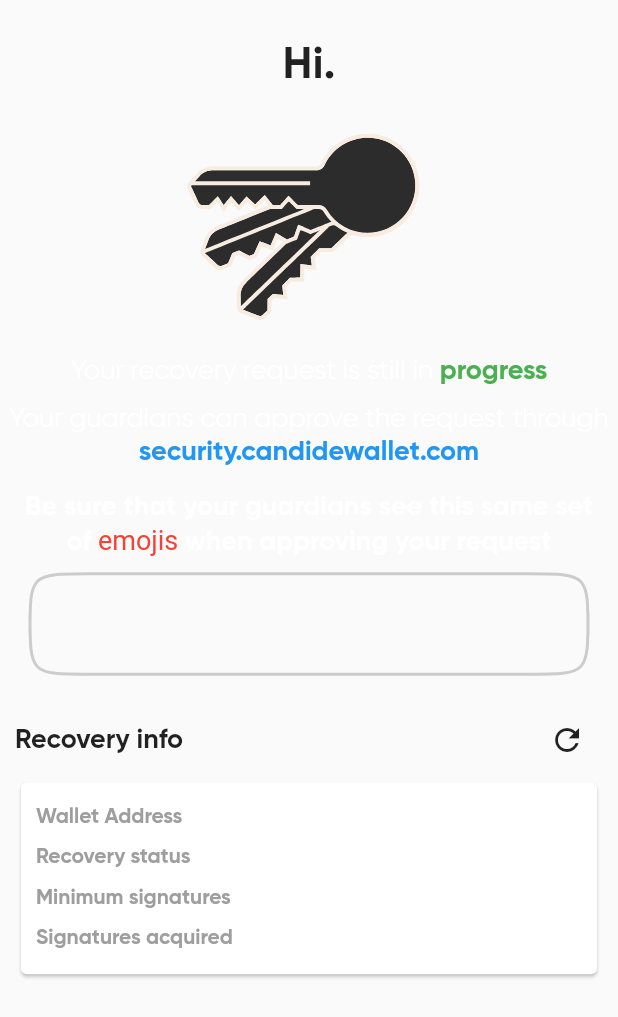
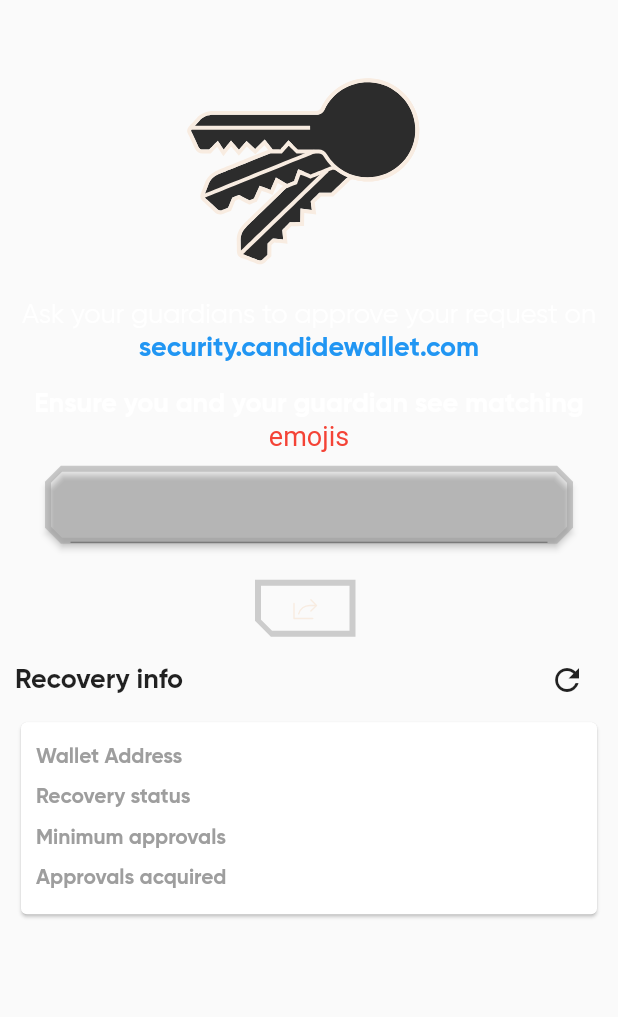
Before and after one commit to candidelabs/candide-mobile-app, a Flutter app: the RecoveryRequestPage screen opened directly with empty values, on a phone screen of 412 x 824 dp. Shown: the top 1017 px of the screen. Run offline on Flutter 3.47's test engine with Material 2 defaults, Android fonts, the light colour scheme and no system bars; our stand-ins replace bot_toast, dio, flutter_dotenv, flutter_svg, font_awesome_flutter, get and 13 more; missing offline and left inert: biometric_storage, blockies, ens_dart, eth_sig_util, event_bus, fancy_password_field and 7 more; accounts and stored records are empty; network calls fail; statements that could not run were skipped; project files that could hold a hidden picture were left out.

Commit message:
improve pending screen with UI enhacements

```diff
--- a/lib/screens/onboard/recovery/recovery_request_page.dart
+++ b/lib/screens/onboard/recovery/recovery_request_page.dart
@@ -1,18 +1,19 @@
 import 'dart:convert';
-
 import 'package:candide_mobile_app/config/theme.dart';
 import 'package:candide_mobile_app/controller/address_persistent_data.dart';
 import 'package:candide_mobile_app/services/security.dart';
 import 'package:candide_mobile_app/controller/settings_persistent_data.dart';
 import 'package:candide_mobile_app/models/recovery_request.dart';
-import 'package:candide_mobile_app/screens/components/continous_input_border.dart';
 import 'package:candide_mobile_app/screens/components/summary_table.dart';
 import 'package:candide_mobile_app/screens/home/home_screen.dart';
 import 'package:flutter/gestures.dart';
+import 'package:flutter/services.dart';
 import 'package:flutter/material.dart';
 import 'package:get/get.dart';
 import 'package:hive/hive.dart';
 import 'package:lottie/lottie.dart';
+import 'package:phosphor_flutter/phosphor_flutter.dart';
+import 'package:share_plus/share_plus.dart';
 import 'package:url_launcher/url_launcher.dart';
 import 'package:wallet_dart/contracts/wallet.dart';
 import 'package:wallet_dart/wallet/wallet_instance.dart';
@@ -28,6 +29,7 @@
 
 class _RecoveryRequestPageState extends State<RecoveryRequestPage> {
   late RecoveryRequest request;
+  bool _emojisCopied = false;
   bool refreshing = false;
   int? minimumSignatures;
 
@@ -35,6 +37,14 @@
     AddressData.loadExplorerJson(null);
     SettingsData.loadFromJson(null);
     Get.off(const HomeScreen());
+  }
+
+  copyEmojis() async {
+    Clipboard.setData(ClipboardData(text: request.emoji));
+    setState(() => _emojisCopied = true);
+    await Future.delayed(const Duration(seconds: 3));
+    if (!mounted) return;
+    setState(() => _emojisCopied = false);
   }
 
   Future<void> fetchMinimumSignatures() async {
@@ -83,7 +93,6 @@
           child: Column(
             children: [
               const SizedBox(height: 25,),
-              Text("Hi.", style: TextStyle(fontFamily: AppThemes.fonts.gilroyBold, fontSize: 30),),
               const SizedBox(height: 10,),
               Lottie.asset(
                 "assets/animations/keys3.json",
@@ -93,28 +102,22 @@
               RichText(
                 textAlign: TextAlign.center,
                 text: TextSpan(
-                  text: "Your recovery request is still in ",
-                  style: TextStyle(fontFamily: AppThemes.fonts.gilroy, fontSize: 18),
-                  children: [
-                    TextSpan(
-                      text: "progress",
-                      style: TextStyle(fontFamily: AppThemes.fonts.gilroyBold, color: Colors.green),
-                    )
-                  ]
-                ),
-              ),
-              const SizedBox(height: 10,),
-              RichText(
-                textAlign: TextAlign.center,
-                text: TextSpan(
-                    text: "Your guardians can approve the request through ",
+                    text: "Ask your guardians to approve your request on ",
                     style: TextStyle(fontFamily: AppThemes.fonts.gilroy, fontSize: 18),
                     children: [
                       TextSpan(
                         text: "security.candidewallet.com",
                         style: TextStyle(fontFamily: AppThemes.fonts.gilroyBold, color: Colors.blue),
                         recognizer: TapGestureRecognizer()
-                          ..onTap = () => launchUrl(Uri.parse('https://security.candidewallet.com')),
+                          ..onTap = () async {
+                            String url = "https://security.candidewallet.com";
+                            var urllaunchable = await canLaunchUrl(Uri.parse(url));
+                            if(urllaunchable) {
+                              await launchUrl(Uri.parse(url), mode: LaunchMode.externalApplication);
+                            } else {
+                              throw("URL can't be launched.");
+                            }
+                          }
                       )
                     ]
                 ),
@@ -125,40 +128,88 @@
                 child: RichText(
                   textAlign: TextAlign.center,
                   text: TextSpan(
-                    text: "Be sure that your guardians see this same set of ",
+                    text: "Ensure you and your guardian see matching ",
                     style: TextStyle(fontFamily: AppThemes.fonts.gilroyBold, fontSize: 18),
                     children: const [
                       TextSpan(
                         text: "emojis",
                         style: TextStyle(fontSize: 18, color: Colors.red),
                       ),
-                      TextSpan(
-                        text: " when approving your request",
-                      )
                     ]
                   ),
                 ),
               ),
               const SizedBox(height: 10,),
               Container(
+                width: 350,
+                height: 50,
                 margin: const EdgeInsets.symmetric(horizontal: 20),
-                child: TextFormField(
-                  initialValue: request.emoji!,
-                  enabled: false,
-                  textAlign: TextAlign.center,
-                  style: const TextStyle(letterSpacing: 5, fontSize: 23),
-                  decoration: InputDecoration(
-                    disabledBorder: ContinousInputBorder(
-                        borderSide: BorderSide(width: 2, color: Colors.grey.withOpacity(0.5)),
-                        borderRadius: const BorderRadius.all(Radius.circular(40))
-                    ),
-                    border: const OutlineInputBorder(
-                      borderRadius: BorderRadius.all(Radius.circular(40))
-                    ),
+                child: ElevatedButton(
+                  onPressed: !_emojisCopied ? copyEmojis : null,
+                  style: ButtonStyle(
+                    backgroundColor:
+                        MaterialStateProperty.all(Colors.transparent),
+                    shape: MaterialStateProperty.all(BeveledRectangleBorder(
+                      borderRadius: const BorderRadius.all(Radius.circular(10)),
+                      side: BorderSide(
+                          width: 2, color: Colors.grey.withOpacity(0.5)),
+                    )),
                   ),
+                  child: !_emojisCopied
+                      ? TextFormField(
+                          initialValue: request.emoji!,
+                          textAlign: TextAlign.center,
+                          enabled: false,
+                          style:
+                              const TextStyle(letterSpacing: 5, fontSize: 23),
+                        )
+                      : Row(
+                          children: [
+                            Icon(Icons.check, color: Get.theme.colorScheme.primary),
+                            const SizedBox(width: 2,),
+                            Text(
+                              "Copied!",
+                              style: TextStyle(
+                                color: Get.theme.colorScheme.primary,
+                                fontSize: 18,
+                              ),
+                            ),
+                          ],
+                        ),
                 ),
               ),
               const SizedBox(height: 20,),
+              Row(
+                mainAxisAlignment: MainAxisAlignment.center,
+                children: [
+                  SizedBox(
+                    width: 65,
+                    child: ElevatedButton(
+                      onPressed: () {
+                        // _onShare method:
+                        final box = context.findRenderObject() as RenderBox?;
+                        Share.share(
+                          "Here's my public address: ${widget.request.walletAddress}.\n I need you to approve my recovery request on https://security.candidewallet.com.\nInsure you are approving the same set of emojis ${widget.request.emoji!}",
+                          sharePositionOrigin:
+                              box!.localToGlobal(Offset.zero) & box.size,
+                        );
+                      },
+                      style: ButtonStyle(
+                        backgroundColor: MaterialStateProperty.all(Colors.transparent),
+                        elevation: MaterialStateProperty.all(0),
+                        shape: MaterialStateProperty.all(BeveledRectangleBorder(
+                            borderRadius: const BorderRadius.only(
+                              bottomLeft: Radius.circular(10),
+                            ),
+                            side: BorderSide(width: 2, color: Colors.grey.withOpacity(0.5))
+                        )),
+                      ),
+                      child: Icon(PhosphorIcons.shareLight, color: Get.theme.colorScheme.primary, size: 20,),
+                    ),
+                  ),
+                  const SizedBox(width: 5,),
+                ],
+              ),
               Row(
                 children: [
                   const SizedBox(width: 10,),
@@ -184,11 +235,11 @@
                       value: refreshing ? "..." : request.status!,
                     ),
                     SummaryTableEntry(
-                      title: "Minimum signatures",
+                      title: "Minimum approvals",
                       value: refreshing ? "..." : minimumSignatures?.toString() ?? "...",
                     ),
                     SummaryTableEntry(
-                      title: "Signatures acquired",
+                      title: "Approvals acquired",
                       value: refreshing ? "..." : request.signaturesAcquired!.toString(),
                     ),
                   ],
```
